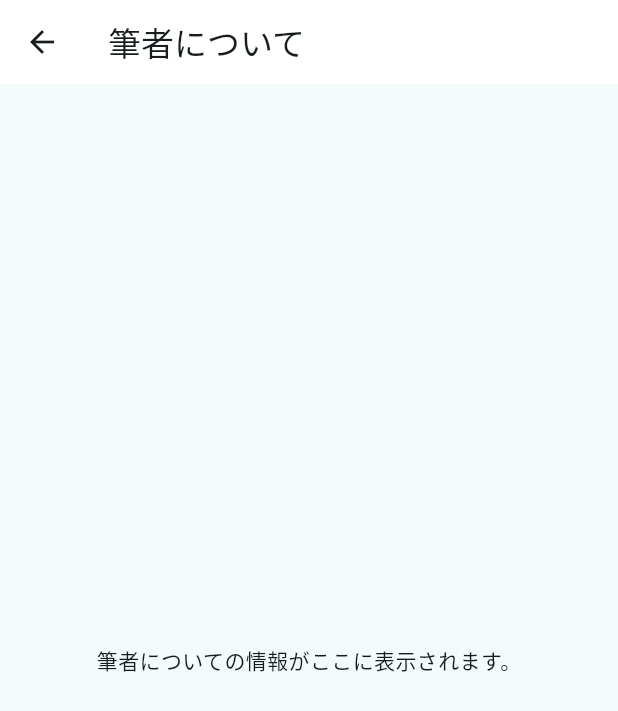
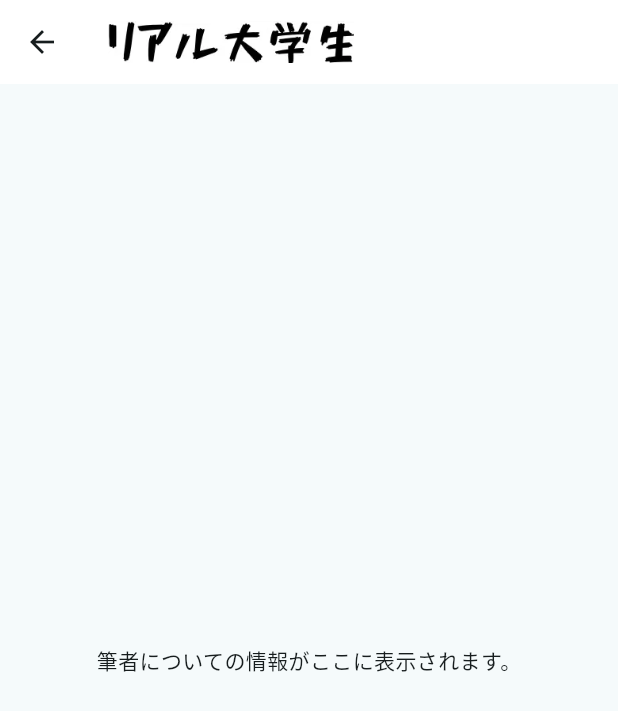
Before and after one commit to Arata1202/FlutterBlogApp, a Flutter app: the Notice screen opened directly, on a phone screen of 412 x 824 dp. Shown: the top 711 px of the screen. Run offline on Flutter 3.47's test engine with Material 3 defaults, Android fonts, the phone set to English and light mode, and no system bars; our stand-ins replace webview_flutter.

Commit message:
fix: ヘッダーをロゴに変更

```diff
--- a/lib/main.dart
+++ b/lib/main.dart
@@ -37,6 +37,9 @@ class _MyHomePageState extends State<MyHomePage> {
 
   void _onItemTapped(int index) {
     _pageController.jumpToPage(index);
+    setState(() {
+      selectedIndex = index;
+    });
   }
 
   @override
@@ -50,6 +53,7 @@ class _MyHomePageState extends State<MyHomePage> {
     return Scaffold(
       body: PageView(
         controller: _pageController,
+        physics: const NeverScrollableScrollPhysics(), // 横スクロールを禁止
         onPageChanged: (index) {
           setState(() {
             selectedIndex = index;
--- a/lib/menu.dart
+++ b/lib/menu.dart
@@ -11,7 +11,10 @@ class Menu extends StatelessWidget {
   Widget build(BuildContext context) {
     return Scaffold(
         appBar: AppBar(
-          title: const Text('メニュー'),
+          title: Image.asset(
+            'assets/title.webp',
+            height: 28,
+          ),
           backgroundColor: Colors.white,
           surfaceTintColor: Colors.transparent,
           elevation: 4,
--- a/lib/notice.dart
+++ b/lib/notice.dart
@@ -9,7 +9,10 @@ class Notice extends StatelessWidget {
       appBar: AppBar(
         backgroundColor: Colors.white,
         surfaceTintColor: Colors.transparent,
-        title: const Text('筆者について'),
+        title: Image.asset(
+          'assets/title.webp',
+          height: 28,
+        ),
       ),
       body: const Center(
         child: Text('筆者についての情報がここに表示されます。'),
--- a/lib/privacy.dart
+++ b/lib/privacy.dart
@@ -12,7 +12,10 @@ class Privacy extends StatelessWidget {
       appBar: AppBar(
         backgroundColor: Colors.white,
         surfaceTintColor: Colors.transparent,
-        title: const Text('プライバシーポリシー'),
+        title: Image.asset(
+          'assets/title.webp',
+          height: 28,
+        ),
       ),
       body: WebViewWidget(controller: controller),
     );
--- a/lib/profile.dart
+++ b/lib/profile.dart
@@ -12,7 +12,10 @@ class Profile extends StatelessWidget {
       appBar: AppBar(
         backgroundColor: Colors.white,
         surfaceTintColor: Colors.transparent,
-        title: const Text('筆者について'),
+        title: Image.asset(
+          'assets/title.webp',
+          height: 28,
+        ),
       ),
       body: WebViewWidget(controller: controller),
     );
--- a/lib/search.dart
+++ b/lib/search.dart
@@ -32,7 +32,10 @@ class Search extends StatelessWidget {
       appBar: AppBar(
         backgroundColor: Colors.white,
         surfaceTintColor: Colors.transparent,
-        title: const Text('キーワードで探す'),
+        title: Image.asset(
+          'assets/title.webp',
+          height: 28,
+        ),
       ),
       body: WebViewWidget(controller: controller),
     );
```
